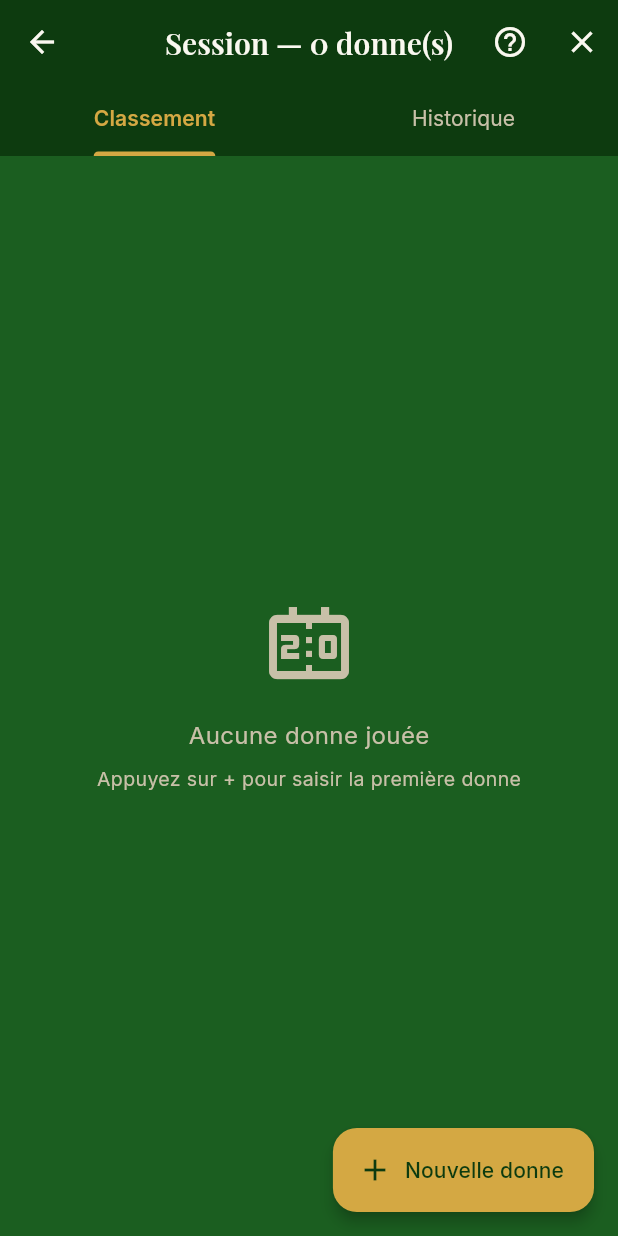
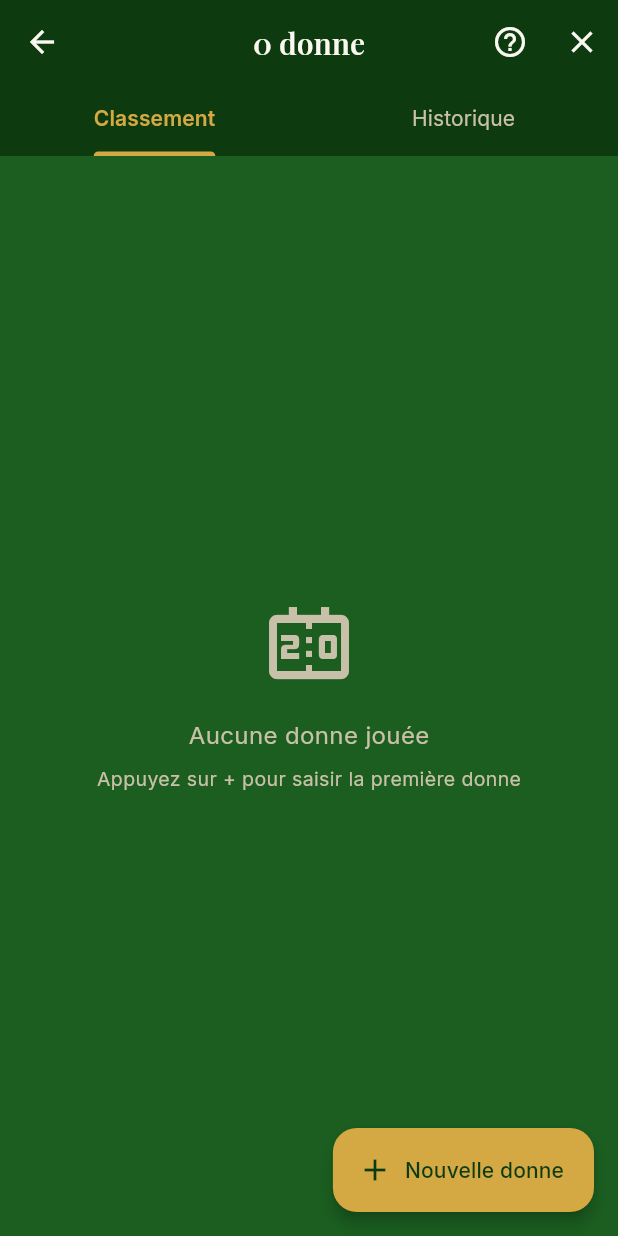
Before and after one commit to tgreneche/tarot_coach, a Flutter app: the SessionBoardScreen screen opened directly with empty values, on a phone screen of 412 x 824 dp. Run offline on Flutter 3.47's test engine with Material 3 defaults, Android fonts, the light colour scheme and no system bars; our stand-ins replace file_picker, google_fonts, google_mobile_ads, in_app_purchase, share_plus, shared_preferences; missing offline and left inert: syncfusion_flutter_pdfviewer; accounts and stored records are empty; network calls fail.

Commit message:
Fix UI : titres tronques (session header + tiles stats joueurs)
3 textes tronques sur petits ecrans / espaces contraints :

1. AppBar SessionBoardScreen mode libre :
   AVANT : "Session - X donne(s)" tronque en "Session - X donn..."
           (l'AppBar a 3 actions a droite + le titre, peu de place)
   APRES : "X donnes" (compact, jamais tronque)
   + ajout d'un overflow.ellipsis explicite par securite.

2. _Tile "Score moyen / session" (player_stats_screen) :
   AVANT : tronque en "Score moyen / s..."
   APRES : "Moy. / session" (compact, lisible)

3. _Tile "Reussite des prises" (player_stats_screen) :
   AVANT : tronque en "Reussite des pris..."
   APRES : "Reussite prises"

Bonus de coherence : "Score / donne" -> "Moy. / donne"
(meme convention que "Moy. / session").

Pas de rebuild AAB - on accumule jusqu a la v4 finale.

```diff
--- a/lib/screens/session/player_stats_screen.dart
+++ b/lib/screens/session/player_stats_screen.dart
@@ -160,7 +160,7 @@ class _PlayerStatsCard extends StatelessWidget {
               ),
               _Tile(
                 icon: Icons.show_chart,
-                label: 'Score moyen / session',
+                label: 'Moy. / session',
                 value: _avg(stats.scoreMoyenParSession),
                 color: t.scoreColor(stats.scoreMoyenParSession.round()),
               ),
@@ -174,7 +174,7 @@ class _PlayerStatsCard extends StatelessWidget {
               ),
               _Tile(
                 icon: Icons.check_circle,
-                label: 'Réussite des prises',
+                label: 'Réussite prises',
                 value: stats.donnesPrises > 0
                     ? _pct(stats.tauxReussitePrises)
                     : '–',
@@ -193,7 +193,7 @@ class _PlayerStatsCard extends StatelessWidget {
               ),
               _Tile(
                 icon: Icons.bar_chart,
-                label: 'Score / donne',
+                label: 'Moy. / donne',
                 value: _avg(stats.scoreMoyenParDonne),
                 color: t.scoreColor(stats.scoreMoyenParDonne.round()),
               ),
--- a/lib/screens/session/session_board_screen.dart
+++ b/lib/screens/session/session_board_screen.dart
@@ -420,7 +420,8 @@ class _SessionBoardScreenState extends State<SessionBoardScreen>
         title: Text(
           _session.mode == SessionMode.donnesFixees
               ? 'Session ${_session.nbDonnesJouees}/${_session.nbDonnesPrevues}'
-              : 'Session — ${_session.nbDonnesJouees} donne(s)',
+              : '${_session.nbDonnesJouees} donne${_session.nbDonnesJouees > 1 ? "s" : ""}',
+          overflow: TextOverflow.ellipsis,
         ),
         actions: [
           IconButton(
```
